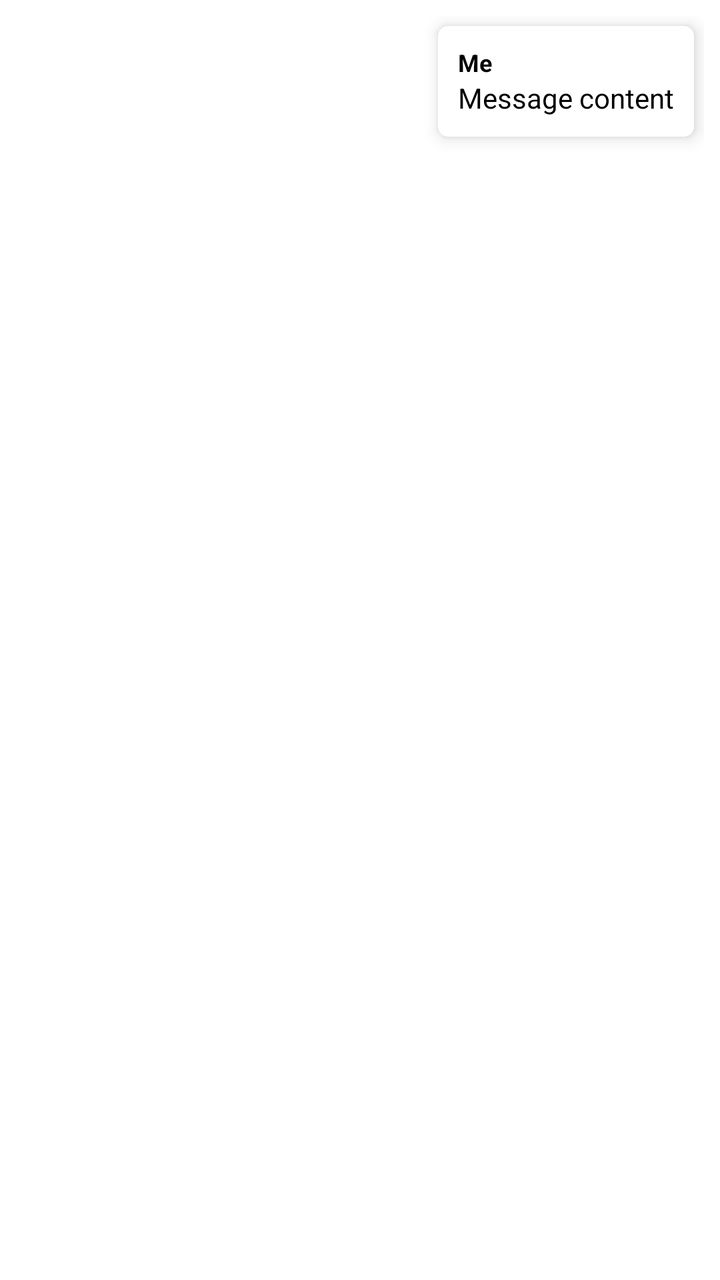
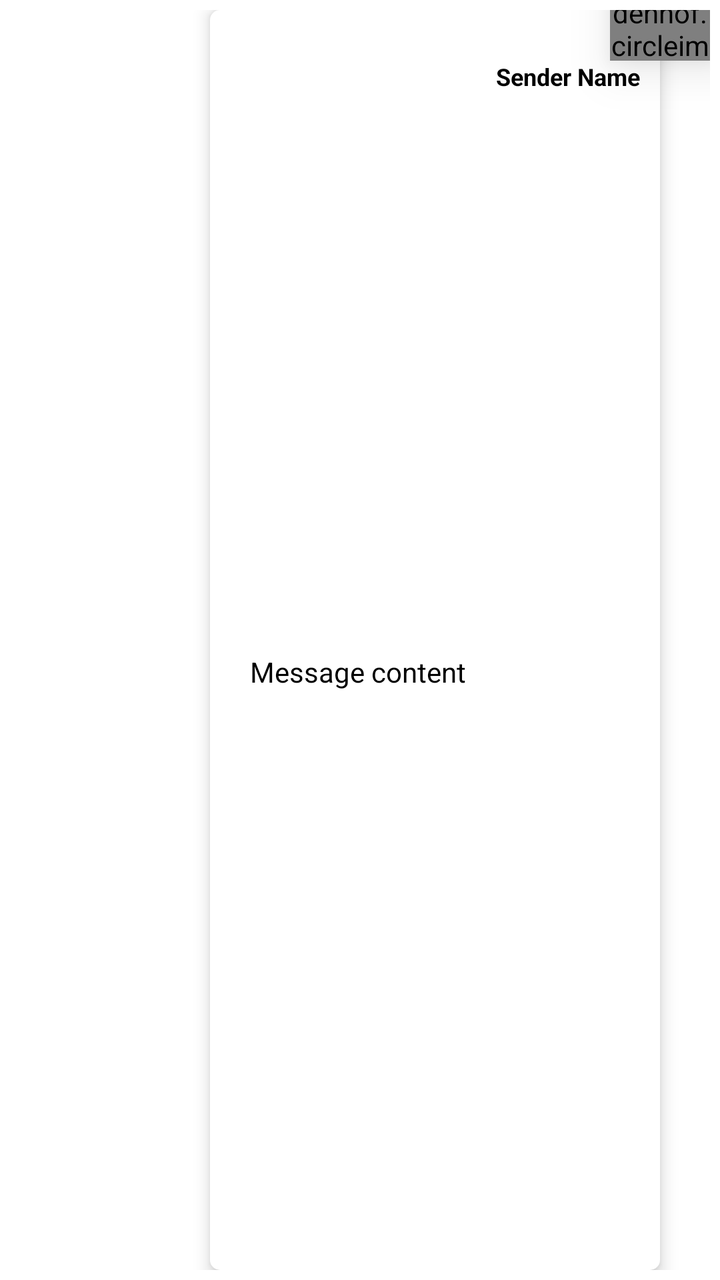

Two renders of the same Android screen: before a commit and after it. Below are the layout's source before the change and the commit's diff.
<!-- AndroidManifest.xml: application theme Theme.CQ_mobile -->
<!-- res/layout/item_message_sent.xml -->
<?xml version="1.0" encoding="utf-8"?>
<LinearLayout xmlns:android="http://schemas.android.com/apk/res/android"
    android:layout_width="match_parent"
    android:layout_height="wrap_content"
    android:padding="8dp"
    android:orientation="horizontal"
    android:gravity="end">

    <LinearLayout
        android:id="@+id/messageContainer"
        android:layout_width="wrap_content"
        android:layout_height="wrap_content"
        android:elevation="5dp"
        android:background="@drawable/background_white"
        android:padding="10dp"
        android:layout_margin="5dp"
        android:orientation="vertical">

        <TextView
            android:id="@+id/senderName"
            android:layout_width="wrap_content"
            android:layout_height="wrap_content"
            android:text="Me"
            android:textSize="12sp"
            android:textStyle="bold"
            android:textColor="@android:color/black"/>

        <TextView
            android:id="@+id/messageText"
            android:layout_width="wrap_content"
            android:layout_height="wrap_content"
            android:text="Message content"
            android:textSize="14sp"
            android:textColor="@android:color/black"/>
    </LinearLayout>
</LinearLayout>
<!-- resources referenced by this layout -->
<resources>
  <!-- drawable background_white (drawable) -->
  <shape xmlns:android="http://schemas.android.com/apk/res/android">
      
      <solid android:color="#FFFFFF" /> 
  
      
      <corners android:radius="5dp" />
  
      
      <padding
          android:left="8dp"
          android:top="8dp"
          android:right="8dp"
          android:bottom="8dp" />
  </shape>
  <style name="Theme.CQ_mobile" parent="Theme.MaterialComponents.DayNight.DarkActionBar">
          
          <item name="colorPrimary">@color/purple_500</item>
          <item name="colorPrimaryVariant">@color/purple_700</item>
          <item name="colorOnPrimary">@color/white</item>
          
          <item name="colorSecondary">@color/teal_200</item>
          <item name="colorSecondaryVariant">@color/teal_700</item>
          <item name="colorOnSecondary">@color/black</item>
          
          <item name="android:statusBarColor">?attr/colorPrimaryVariant</item>
          
      </style>
  <color name="purple_500">#000000</color>
  <color name="purple_700">#000000</color>
  <color name="white">#FFFFFFFF</color>
  <color name="teal_200">#1976D2</color>
  <color name="teal_700">#FF018786</color>
  <color name="black">#FF000000</color>
</resources>

<!-- the commit's change to res/layout/item_message_sent.xml (unified diff, before → after) -->
@@ -1,36 +1,73 @@
 <?xml version="1.0" encoding="utf-8"?>
-<LinearLayout xmlns:android="http://schemas.android.com/apk/res/android"
+<androidx.constraintlayout.widget.ConstraintLayout xmlns:android="http://schemas.android.com/apk/res/android"
+    xmlns:app="http://schemas.android.com/apk/res-auto"
     android:layout_width="match_parent"
     android:layout_height="wrap_content"
-    android:padding="8dp"
     android:orientation="horizontal"
-    android:gravity="end">
+    android:padding="5dp">
 
-    <LinearLayout
+    <de.hdodenhof.circleimageview.CircleImageView
+        android:id="@+id/senderAvatar"
+        android:layout_width="50dp"
+        android:layout_height="50dp"
+        android:background="@drawable/baseline_circle"
+        android:elevation="15dp"
+        android:scaleType="centerCrop"
+        android:src="@drawable/emptyglide"
+        app:layout_constraintBottom_toTopOf="@+id/messageContainer"
+        app:layout_constraintEnd_toEndOf="@+id/messageContainer"
+        app:layout_constraintStart_toEndOf="@+id/messageContainer"
+        app:layout_constraintTop_toTopOf="@+id/messageContainer" />
+
+
+    <androidx.constraintlayout.widget.ConstraintLayout
         android:id="@+id/messageContainer"
-        android:layout_width="wrap_content"
-        android:layout_height="wrap_content"
+        android:layout_width="0dp"
+        android:layout_height="match_parent"
+        android:layout_marginEnd="25dp"
+        android:background="@drawable/background_white"
         android:elevation="5dp"
-        android:background="@drawable/background_white"
         android:padding="10dp"
-        android:layout_margin="5dp"
-        android:orientation="vertical">
+        app:layout_constraintBottom_toBottomOf="parent"
+        app:layout_constraintEnd_toEndOf="parent"
+        app:layout_constraintStart_toStartOf="@+id/guideline3"
+        app:layout_constraintTop_toTopOf="parent">
+
 
         <TextView
-            android:id="@+id/senderName"
+            android:id="@+id/name"
             android:layout_width="wrap_content"
             android:layout_height="wrap_content"
-            android:text="Me"
+            android:layout_marginTop="15dp"
+            android:text="Sender Name"
+            android:textColor="@android:color/black"
             android:textSize="12sp"
             android:textStyle="bold"
-            android:textColor="@android:color/black"/>
+            app:layout_constraintEnd_toEndOf="parent"
+            app:layout_constraintTop_toTopOf="parent" />
 
         <TextView
             android:id="@+id/messageText"
-            android:layout_width="wrap_content"
+            android:layout_width="match_parent"
             android:layout_height="wrap_content"
-            android:text="Message content"
+            android:paddingStart="10dp"
+            android:text="Message content "
+            android:textColor="@android:color/black"
             android:textSize="14sp"
-            android:textColor="@android:color/black"/>
-    </LinearLayout>
-</LinearLayout>
+            android:gravity="start"
+            app:layout_constraintBottom_toBottomOf="parent"
+            app:layout_constraintEnd_toEndOf="parent"
+            app:layout_constraintHorizontal_bias="1.0"
+            app:layout_constraintStart_toStartOf="@+id/name"
+            app:layout_constraintTop_toBottomOf="@+id/name" />
+
+    </androidx.constraintlayout.widget.ConstraintLayout>
+
+    <androidx.constraintlayout.widget.Guideline
+        android:id="@+id/guideline3"
+        android:layout_width="wrap_content"
+        android:layout_height="wrap_content"
+        android:orientation="vertical"
+        app:layout_constraintGuide_begin="100dp" />
+
+</androidx.constraintlayout.widget.ConstraintLayout>
<!-- resource entries referenced after the edit -->
@@ -15,6 +15,18 @@
           android:right="8dp"
           android:bottom="8dp" />
   </shape>
+  <!-- drawable baseline_circle (drawable) -->
+  <vector xmlns:android="http://schemas.android.com/apk/res/android" android:height="26dp" android:tint="#FFFFFF" android:viewportHeight="24" android:viewportWidth="24" android:width="26dp">
+        
+      <path android:fillColor="@android:color/white" android:pathData="M12,12m-10,0a10,10 0,1 1,20 0a10,10 0,1 1,-20 0"/>
+      
+  </vector>
+  <!-- drawable emptyglide (drawable) -->
+  <vector xmlns:android="http://schemas.android.com/apk/res/android" android:height="24dp" android:tint="#1976D2" android:viewportHeight="24" android:viewportWidth="24" android:width="24dp">
+  
+      <path android:fillColor="@color/cq_grey" android:pathData="M12,2C6.48,2 2,6.48 2,12s4.48,10 10,10s10,-4.48 10,-10S17.52,2 12,2zM12,6c1.93,0 3.5,1.57 3.5,3.5S13.93,13 12,13s-3.5,-1.57 -3.5,-3.5S10.07,6 12,6zM12,20c-2.03,0 -4.43,-0.82 -6.14,-2.88C7.55,15.8 9.68,15 12,15s4.45,0.8 6.14,2.12C16.43,19.18 14.03,20 12,20z"/>
+  
+  </vector>
   <style name="Theme.CQ_mobile" parent="Theme.MaterialComponents.DayNight.DarkActionBar">
           
           <item name="colorPrimary">@color/purple_500</item>
@@ -28,6 +40,7 @@
           <item name="android:statusBarColor">?attr/colorPrimaryVariant</item>
           
       </style>
+  <color name="cq_grey">#C1C0C0</color>
   <color name="purple_500">#000000</color>
   <color name="purple_700">#000000</color>
   <color name="white">#FFFFFFFF</color>
